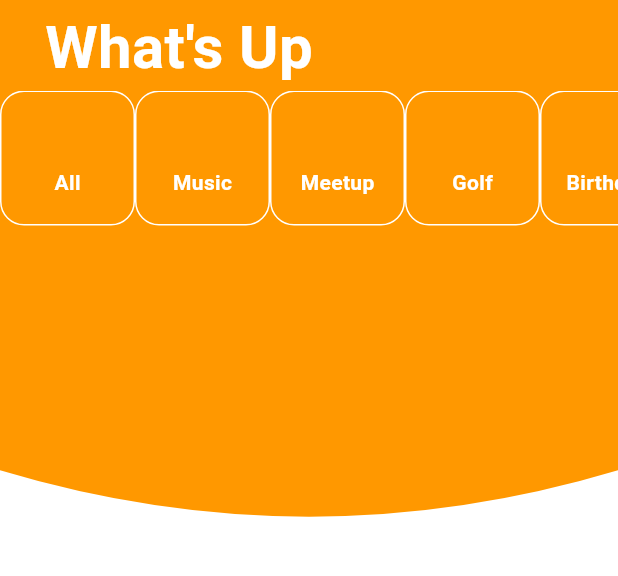
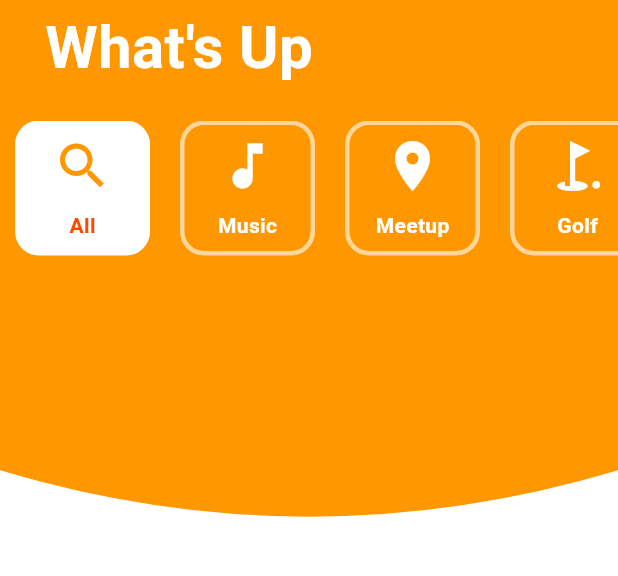
Before and after one commit to AvijitDasAvi/Local_Events_App, a Flutter app: the screen it shows after launch, on a phone screen of 412 x 824 dp, the part 55-631 px from its top. Run offline on Flutter 3.47's test engine with Material 3 defaults, Android fonts, the phone set to English and light mode, and no system bars.

Commit message:
Create App State and Update Home Page

```diff
--- /dev/null
+++ b/lib/ui/app_state.dart
@@ -0,0 +1,9 @@
+import 'package:flutter/material.dart';
+
+class AppState extends ChangeNotifier {
+  int selectedCategoryId = 0;
+  void updateCategoryId(int selectedCategoryId) {
+    this.selectedCategoryId = selectedCategoryId;
+    notifyListeners();
+  }
+}
--- a/lib/ui/home_page/category_widget.dart
+++ b/lib/ui/home_page/category_widget.dart
@@ -1,6 +1,8 @@
 import 'package:flutter/material.dart';
 import 'package:local_events_app/model/category.dart';
 import 'package:local_events_app/styleguide.dart';
+import 'package:local_events_app/ui/app_state.dart';
+import 'package:provider/provider.dart';
 
 class CategoryWidget extends StatelessWidget {
   final Category category;
@@ -8,19 +10,32 @@ class CategoryWidget extends StatelessWidget {
 
   @override
   Widget build(BuildContext context) {
-    return Container(
+    final appState = Provider.of<AppState>(context);
+    final isSelected = appState.selectedCategoryId == category.categoryId;
+    return GestureDetector(
+      onTap: () {
+        if (!isSelected) {
+          appState.updateCategoryId(category.categoryId);
+        }
+      },
+      child: Container(
+        margin: EdgeInsets.symmetric(horizontal: 10.0),
         width: 90,
         height: 90,
         decoration: BoxDecoration(
-        border: Border.all(color: Colors.white),
-        borderRadius: BorderRadius.all(Radius.circular(16)),
-        color: Colors.transparent,
+          border: Border.all(
+              color: isSelected ? Colors.white : const Color(0x99FFFFFF),
+              width: 3.0),
+          borderRadius: const BorderRadius.all(Radius.circular(16)),
+          color: isSelected ? Colors.white : Colors.transparent,
         ),
         child: Column(
+          mainAxisAlignment: MainAxisAlignment.center,
+          crossAxisAlignment: CrossAxisAlignment.center,
           children: [
             Icon(
               category.icon,
-            color: Theme.of(context).primaryColor,
+              color: isSelected ? Theme.of(context).primaryColor : Colors.white,
               size: 40,
             ),
             const SizedBox(
@@ -28,9 +43,10 @@ class CategoryWidget extends StatelessWidget {
             ),
             Text(
               category.name,
-            style: categoryTextStyle,
+              style: isSelected ? selectedCategoryTextStyle : categoryTextStyle,
             )
           ],
+        ),
       ),
     );
   }
--- a/lib/ui/home_page/home_page.dart
+++ b/lib/ui/home_page/home_page.dart
@@ -1,8 +1,10 @@
 import 'package:flutter/material.dart';
 import 'package:local_events_app/model/category.dart';
 import 'package:local_events_app/styleguide.dart';
+import 'package:local_events_app/ui/app_state.dart';
 import 'package:local_events_app/ui/home_page/category_widget.dart';
 import 'package:local_events_app/ui/home_page/home_page_background.dart';
+import 'package:provider/provider.dart';
 
 class HomePage extends StatelessWidget {
   const HomePage({super.key});
@@ -10,7 +12,9 @@ class HomePage extends StatelessWidget {
   @override
   Widget build(BuildContext context) {
     return Scaffold(
-      body: Stack(
+      body: ChangeNotifierProvider(
+        create: (_) => AppState(),
+        child: Stack(
           children: [
             HomePageBackground(
               screenHeight: MediaQuery.of(context).size.height,
@@ -49,6 +53,10 @@ class HomePage extends StatelessWidget {
                         style: whiteHeadingTextStyle,
                       ),
                     ),
+                    Padding(
+                      padding: const EdgeInsets.symmetric(vertical: 20.0),
+                      child: Consumer(
+                        builder: (context, appState, _) =>
                             SingleChildScrollView(
                           scrollDirection: Axis.horizontal,
                           child: Row(
@@ -57,6 +65,8 @@ class HomePage extends StatelessWidget {
                                 CategoryWidget(category: category)
                             ],
                           ),
+                        ),
+                      ),
                     )
                   ],
                 ),
@@ -64,6 +74,7 @@ class HomePage extends StatelessWidget {
             )
           ],
         ),
+      ),
     );
   }
 }
--- a/pubspec.yaml
+++ b/pubspec.yaml
@@ -30,6 +30,7 @@ environment:
 dependencies:
   flutter:
     sdk: flutter
+  provider: ^6.1.2
 
 
   # The following adds the Cupertino Icons font to your application.
```
Also changed, not shown: pubspec.lock. Lines whose indentation alone changed are shown as unchanged.
